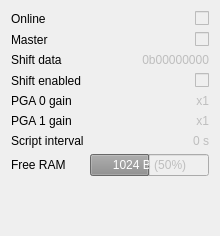
First picture: the form in interface/systemwidget.ui, repository Kuszki/AVR-Monitor, before the edit.
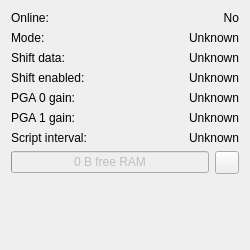
Second picture: the form after the edit. Icons and pictures are not drawn.

Patch:
```diff
--- a/interface/systemwidget.ui
+++ b/interface/systemwidget.ui
@@ -6,51 +6,48 @@
    <rect>
     <x>0</x>
     <y>0</y>
-    <width>220</width>
-    <height>236</height>
+    <width>250</width>
+    <height>250</height>
    </rect>
   </property>
+  <property name="minimumSize">
+   <size>
+    <width>250</width>
+    <height>250</height>
+   </size>
+  </property>
   <property name="windowTitle">
    <string>Form</string>
   </property>
   <layout class="QFormLayout" name="mainLayout">
+   <property name="fieldGrowthPolicy">
+    <enum>QFormLayout::AllNonFixedFieldsGrow</enum>
+   </property>
+   <item row="0" column="0">
+    <widget class="QLabel" name="labelOnline">
+     <property name="text">
+      <string>Online:</string>
+     </property>
+    </widget>
+   </item>
    <item row="1" column="0">
     <widget class="QLabel" name="labelMaster">
      <property name="text">
-      <string>Master</string>
-     </property>
-    </widget>
-   </item>
-   <item row="1" column="1">
-    <widget class="QCheckBox" name="Master">
-     <property name="enabled">
-      <bool>false</bool>
-     </property>
-     <property name="layoutDirection">
-      <enum>Qt::RightToLeft</enum>
-     </property>
-     <property name="text">
-      <string notr="true"/>
+      <string>Mode:</string>
      </property>
     </widget>
    </item>
    <item row="2" column="0">
     <widget class="QLabel" name="labelShiftValue">
      <property name="text">
-      <string>Shift data</string>
+      <string>Shift data:</string>
      </property>
     </widget>
    </item>
    <item row="2" column="1">
     <widget class="QLabel" name="ShiftValue">
-     <property name="enabled">
-      <bool>false</bool>
-     </property>
-     <property name="layoutDirection">
-      <enum>Qt::RightToLeft</enum>
-     </property>
      <property name="text">
-      <string notr="true">0b00000000</string>
+      <string>Unknown</string>
      </property>
      <property name="alignment">
       <set>Qt::AlignRight|Qt::AlignTrailing|Qt::AlignVCenter</set>
@@ -60,40 +57,21 @@
    <item row="3" column="0">
     <widget class="QLabel" name="labelShiftActive">
      <property name="text">
-      <string>Shift enabled</string>
-     </property>
-    </widget>
-   </item>
-   <item row="3" column="1">
-    <widget class="QCheckBox" name="ShiftActive">
-     <property name="enabled">
-      <bool>false</bool>
-     </property>
-     <property name="layoutDirection">
-      <enum>Qt::RightToLeft</enum>
-     </property>
-     <property name="text">
-      <string notr="true"/>
+      <string>Shift enabled:</string>
      </property>
     </widget>
    </item>
    <item row="4" column="0">
     <widget class="QLabel" name="labelGain_0">
      <property name="text">
-      <string>PGA 0 gain</string>
+      <string>PGA 0 gain:</string>
      </property>
     </widget>
    </item>
    <item row="4" column="1">
     <widget class="QLabel" name="Gain_0">
-     <property name="enabled">
-      <bool>false</bool>
-     </property>
-     <property name="layoutDirection">
-      <enum>Qt::RightToLeft</enum>
-     </property>
      <property name="text">
-      <string notr="true">x1</string>
+      <string>Unknown</string>
      </property>
      <property name="alignment">
       <set>Qt::AlignRight|Qt::AlignTrailing|Qt::AlignVCenter</set>
@@ -103,89 +81,96 @@
    <item row="5" column="0">
     <widget class="QLabel" name="labelGain_1">
      <property name="text">
-      <string>PGA 1 gain</string>
+      <string>PGA 1 gain:</string>
      </property>
     </widget>
    </item>
    <item row="5" column="1">
     <widget class="QLabel" name="Gain_1">
-     <property name="enabled">
-      <bool>false</bool>
-     </property>
-     <property name="layoutDirection">
-      <enum>Qt::RightToLeft</enum>
-     </property>
      <property name="text">
-      <string notr="true">x1</string>
+      <string>Unknown</string>
      </property>
      <property name="alignment">
       <set>Qt::AlignRight|Qt::AlignTrailing|Qt::AlignVCenter</set>
      </property>
     </widget>
    </item>
-   <item row="7" column="0">
-    <widget class="QLabel" name="labelRam">
-     <property name="text">
-      <string>Free RAM</string>
-     </property>
-    </widget>
-   </item>
-   <item row="0" column="1">
-    <widget class="QCheckBox" name="Online">
-     <property name="enabled">
-      <bool>false</bool>
-     </property>
-     <property name="layoutDirection">
-      <enum>Qt::RightToLeft</enum>
-     </property>
-     <property name="text">
-      <string notr="true"/>
-     </property>
-    </widget>
-   </item>
-   <item row="0" column="0">
-    <widget class="QLabel" name="labelOnline">
-     <property name="text">
-      <string>Online</string>
-     </property>
-    </widget>
-   </item>
    <item row="6" column="0">
     <widget class="QLabel" name="labelInterval">
      <property name="text">
-      <string>Script interval</string>
+      <string>Script interval:</string>
      </property>
     </widget>
    </item>
    <item row="6" column="1">
     <widget class="QLabel" name="Interval">
-     <property name="enabled">
-      <bool>false</bool>
+     <property name="text">
+      <string>Unknown</string>
      </property>
-     <property name="layoutDirection">
-      <enum>Qt::RightToLeft</enum>
+     <property name="alignment">
+      <set>Qt::AlignRight|Qt::AlignTrailing|Qt::AlignVCenter</set>
      </property>
+    </widget>
+   </item>
+   <item row="7" column="0" colspan="2">
+    <layout class="QHBoxLayout" name="horizontalLayout">
+     <item>
+      <widget class="QProgressBar" name="FreeRam">
+       <property name="enabled">
+        <bool>false</bool>
+       </property>
+       <property name="maximum">
+        <number>2048</number>
+       </property>
+       <property name="value">
+        <number>0</number>
+       </property>
+       <property name="format">
+        <string>%v B free RAM</string>
+       </property>
+      </widget>
+     </item>
+     <item>
+      <widget class="QToolButton" name="toolButton">
+       <property name="text">
+        <string notr="true"/>
+       </property>
+       <property name="icon">
+        <iconset theme="view-refresh">
+         <normaloff/>
+        </iconset>
+       </property>
+      </widget>
+     </item>
+    </layout>
+   </item>
+   <item row="0" column="1">
+    <widget class="QLabel" name="Online">
      <property name="text">
-      <string notr="true">0 s</string>
+      <string>No</string>
      </property>
      <property name="alignment">
       <set>Qt::AlignRight|Qt::AlignTrailing|Qt::AlignVCenter</set>
      </property>
     </widget>
    </item>
-   <item row="7" column="1">
-    <widget class="QProgressBar" name="FreeRam">
-     <property name="enabled">
-      <bool>false</bool>
+   <item row="1" column="1">
+    <widget class="QLabel" name="Master">
+     <property name="text">
+      <string>Unknown</string>
      </property>
-     <property name="maximum">
-      <number>2048</number>
+     <property name="alignment">
+      <set>Qt::AlignRight|Qt::AlignTrailing|Qt::AlignVCenter</set>
      </property>
-     <property name="value">
-      <number>1024</number>
+    </widget>
+   </item>
+   <item row="3" column="1">
+    <widget class="QLabel" name="ShiftActive">
+     <property name="text">
+      <string>Unknown</string>
      </property>
-     <property name="format">
-      <string notr="true">%v B (%p%)</string>
+     <property name="alignment">
+      <set>Qt::AlignRight|Qt::AlignTrailing|Qt::AlignVCenter</set>
      </property>
     </widget>
    </item>
```
Left out of the diff: 24 changed lines with no effect on the pictures.
